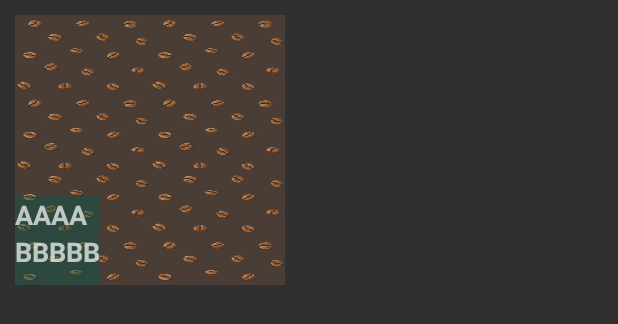
After one commit to hoinguyenpr/UITCoffeeAPP, an Android app: the layout custom_layoyt_showfoolist.xml on its own in the app's theme, with its tools: preview values and no code run, on a phone screen of 412 x 824 dp. The commit adds this screen. Shown: the top 324 px of the screen. Run offline under Robolectric (Android 15) with nearby library versions, the phone set to English and light mode, and no system bars.

Commit message:
17 chua load duoc anh

```diff
--- /dev/null
+++ b/app/src/main/res/layout/custom_layoyt_showfoolist.xml
@@ -0,0 +1,45 @@
+<?xml version="1.0" encoding="utf-8"?>
+<FrameLayout xmlns:android="http://schemas.android.com/apk/res/android"
+    android:layout_width="wrap_content"
+    android:layout_height="wrap_content">
+
+    <ImageView
+        android:id="@+id/imgImageOfFoodList"
+        android:layout_width="180dp"
+        android:layout_height="180dp"
+        android:background="@drawable/brackground_category_show"
+        android:scaleType="centerCrop"
+        android:layout_margin="@dimen/size10dp"
+        >
+
+    </ImageView>
+
+    <LinearLayout
+        android:layout_width="match_parent"
+        android:layout_height="wrap_content"
+        android:layout_gravity="bottom"
+        android:layout_margin="@dimen/size10dp"
+        android:background="@color/backgroundtransparentGreen"
+        android:orientation="vertical"
+        android:paddingBottom="@dimen/size10dp">
+
+        <TextView
+            android:id="@+id/txtNameOfFoodList"
+            android:layout_width="wrap_content"
+            android:layout_height="wrap_content"
+            android:layout_gravity="center|left"
+            android:text="AAAA"
+            android:textSize="@dimen/size18sp"
+            android:textStyle="bold" />
+
+        <TextView
+            android:id="@+id/txtPriceOfFoodList"
+            android:layout_width="wrap_content"
+            android:layout_height="wrap_content"
+            android:layout_gravity="center|right"
+            android:text="BBBBB"
+            android:textSize="@dimen/size18sp"
+            android:textStyle="bold" />
+    </LinearLayout>
+
+</FrameLayout>
--- a/app/src/main/res/values/strings.xml
+++ b/app/src/main/res/values/strings.xml
@@ -39,4 +39,5 @@
     <string name="notify_add_success">Thêm thành công</string>
     <string name="notify_add_faild">Thêm thất bại</string>
     <string name="error_add_food">Vui lòng nhập đầy đủ thông tin</string>
+    <string name="price">Giá</string>
 </resources>
```
Also changed, not shown: app/src/main/java/com/hoinguyen/uitcoffeeapp/CustomAdapter/ShowFoodListAdapter.java (added, +84 -0 lines), app/src/main/java/com/hoinguyen/uitcoffeeapp/DAO/FoodDAO.java (+22 -0 lines), app/src/main/java/com/hoinguyen/uitcoffeeapp/FragmentApp/ShowFoodListFragment.java (added, +50 -0 lines), app/src/main/java/com/hoinguyen/uitcoffeeapp/FragmentApp/ShowMenuFragment.java (+27 -0 lines).
